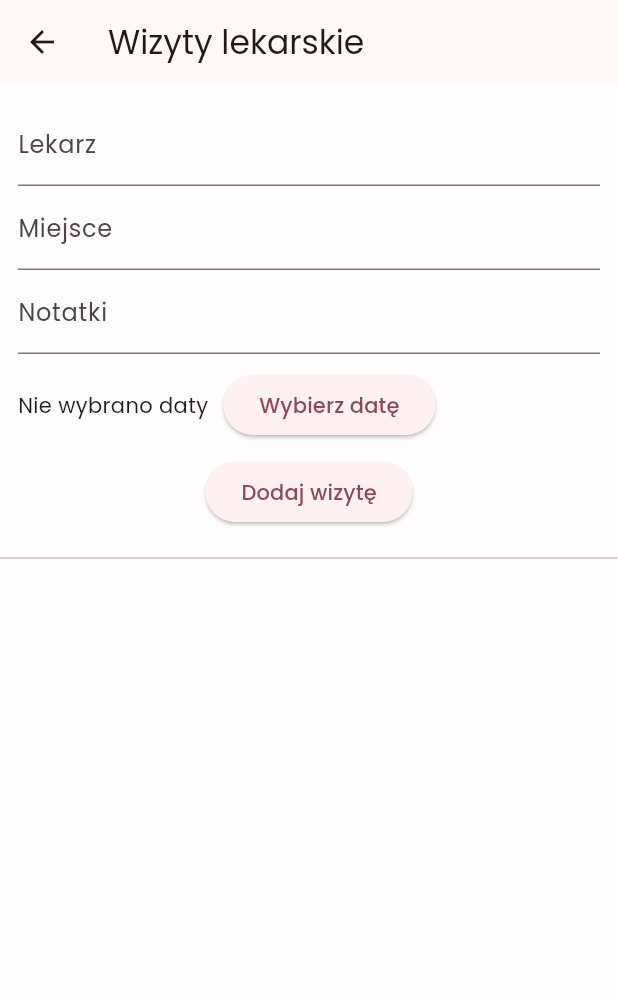
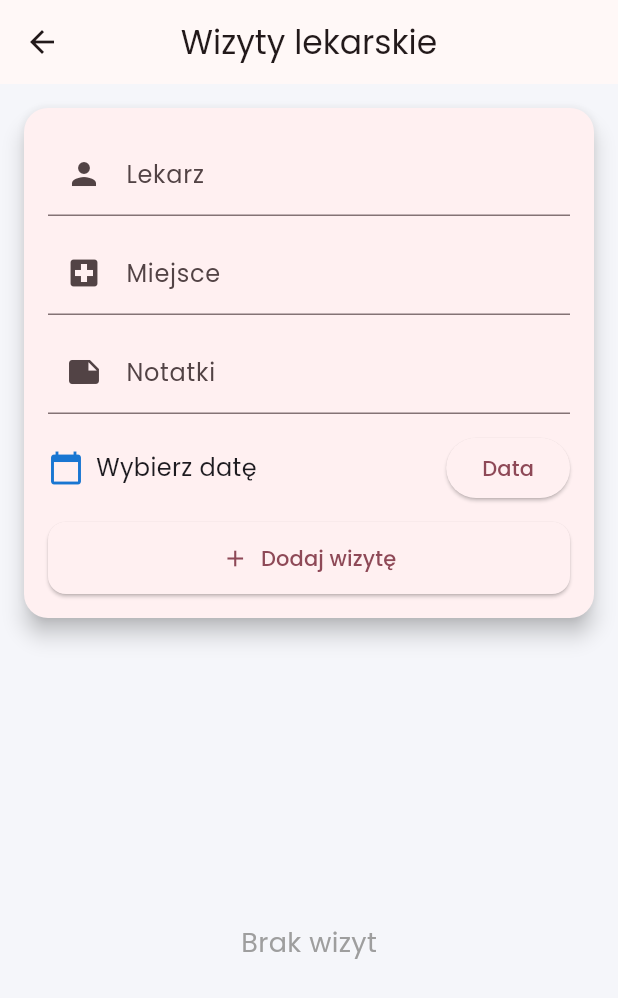
Before and after one commit to Faustymajcher/moj_asystent_zdrowia, a Flutter app: the WizytyPage screen opened directly, after a tap on "Dodaj wizytę", on a phone screen of 412 x 824 dp. Shown: the top 998 px of the screen. Run offline on Flutter 3.47's test engine with Material 3 defaults, Android fonts, the phone set to English and light mode, and no system bars; our stand-ins replace google_fonts, shared_preferences, sqflite; accounts and stored records are empty.

Commit message:
zmiana w wizyty zamiast kalendarza

```diff
--- a/lib/ekrany/wizyty.dart
+++ b/lib/ekrany/wizyty.dart
@@ -14,133 +14,211 @@ class _WizytyPageState extends State<WizytyPage> {
   final miejsceCtrl = TextEditingController();
   final notatkiCtrl = TextEditingController();
 
-  DateTime? wybranaData;
+  DateTime? data;
   List<Wizyta> wizyty = [];
 
   @override
   void initState() {
     super.initState();
-    zaladujWizyty();
+    odswiez();
   }
 
-  Future<void> zaladujWizyty() async {
-    final dane = await BazaDanych.instance.pobierzWizyty();
-    setState(() {
-      wizyty = dane;
-    });
+  Future<void> odswiez() async {
+    final lista = await BazaDanych.instance.pobierzWizyty();
+    setState(() => wizyty = lista);
   }
 
   Future<void> wybierzDate() async {
-    final data = await showDatePicker(
+    final picked = await showDatePicker(
       context: context,
       firstDate: DateTime(2020),
       lastDate: DateTime(2100),
       initialDate: DateTime.now(),
     );
 
-    if (data != null) {
-      setState(() {
-        wybranaData = data;
-      });
+    if (picked != null) {
+      setState(() => data = picked);
     }
   }
 
-  Future<void> dodajWizyte() async {
-    if (wybranaData == null) return;
+  Future<void> dodaj() async {
+    if (data == null || lekarzCtrl.text.isEmpty || miejsceCtrl.text.isEmpty)
+      return;
 
-    final wizyta = Wizyta(
-      data: wybranaData!,
+    final w = Wizyta(
+      data: data!,
       lekarz: lekarzCtrl.text,
       miejsce: miejsceCtrl.text,
       notatki: notatkiCtrl.text,
     );
 
-    await BazaDanych.instance.dodajWizyte(wizyta);
+    await BazaDanych.instance.dodajWizyte(w);
 
     lekarzCtrl.clear();
     miejsceCtrl.clear();
     notatkiCtrl.clear();
-    wybranaData = null;
+    data = null;
 
-    zaladujWizyty();
+    odswiez();
   }
 
   Future<void> usun(int id) async {
     await BazaDanych.instance.usunWizyte(id);
-    zaladujWizyty();
+    odswiez();
   }
 
   @override
   Widget build(BuildContext context) {
     return Scaffold(
-      appBar: AppBar(title: const Text("Wizyty lekarskie")),
+      backgroundColor: const Color(0xFFF5F6FA),
+
+      appBar: AppBar(
+        title: const Text("Wizyty lekarskie"),
+        centerTitle: true,
+        elevation: 0,
+      ),
+
       body: Column(
         children: [
+          // 🟣 FORMULARZ (KARTA)
           Padding(
             padding: const EdgeInsets.all(12),
+            child: Card(
+              elevation: 6,
+              shape: RoundedRectangleBorder(
+                borderRadius: BorderRadius.circular(16),
+              ),
+              child: Padding(
+                padding: const EdgeInsets.all(16),
                 child: Column(
                   children: [
                     TextField(
                       controller: lekarzCtrl,
-                  decoration: const InputDecoration(labelText: "Lekarz"),
+                      decoration: const InputDecoration(
+                        labelText: "Lekarz",
+                        prefixIcon: Icon(Icons.person),
                       ),
+                    ),
+                    const SizedBox(height: 10),
+
                     TextField(
                       controller: miejsceCtrl,
-                  decoration: const InputDecoration(labelText: "Miejsce"),
+                      decoration: const InputDecoration(
+                        labelText: "Miejsce",
+                        prefixIcon: Icon(Icons.local_hospital),
                       ),
+                    ),
+                    const SizedBox(height: 10),
+
                     TextField(
                       controller: notatkiCtrl,
-                  decoration: const InputDecoration(labelText: "Notatki"),
+                      decoration: const InputDecoration(
+                        labelText: "Notatki",
+                        prefixIcon: Icon(Icons.note),
+                      ),
                     ),
 
-                const SizedBox(height: 10),
+                    const SizedBox(height: 12),
 
                     Row(
                       children: [
+                        Icon(Icons.calendar_today, color: Colors.blue.shade700),
+
+                        const SizedBox(width: 8),
+
                         Text(
-                      wybranaData == null
-                          ? "Nie wybrano daty"
-                          : wybranaData!.toString().split(" ")[0],
+                          data == null
+                              ? "Wybierz datę"
+                              : "${data!.year}-${data!.month.toString().padLeft(2, '0')}-${data!.day.toString().padLeft(2, '0')}",
+                          style: const TextStyle(fontSize: 16),
                         ),
-                    const SizedBox(width: 10),
+
+                        const Spacer(),
+
                         ElevatedButton(
                           onPressed: wybierzDate,
-                      child: const Text("Wybierz datę"),
+                          child: const Text("Data"),
                         ),
                       ],
                     ),
 
-                const SizedBox(height: 10),
+                    const SizedBox(height: 12),
 
-                ElevatedButton(
-                  onPressed: dodajWizyte,
-                  child: const Text("Dodaj wizytę"),
+                    SizedBox(
+                      width: double.infinity,
+                      child: ElevatedButton.icon(
+                        onPressed: dodaj,
+                        icon: const Icon(Icons.add),
+                        label: const Text("Dodaj wizytę"),
+                        style: ElevatedButton.styleFrom(
+                          padding: const EdgeInsets.symmetric(vertical: 14),
+                          shape: RoundedRectangleBorder(
+                            borderRadius: BorderRadius.circular(12),
+                          ),
+                        ),
+                      ),
                     ),
                   ],
                 ),
               ),
+            ),
+          ),
 
-          const Divider(),
+          const SizedBox(height: 5),
 
+          // 🔵 LISTA
           Expanded(
-            child: ListView.builder(
+            child: wizyty.isEmpty
+                ? const Center(
+                    child: Text(
+                      "Brak wizyt",
+                      style: TextStyle(fontSize: 18, color: Colors.grey),
+                    ),
+                  )
+                : ListView.builder(
+                    padding: const EdgeInsets.all(12),
                     itemCount: wizyty.length,
                     itemBuilder: (context, index) {
                       final w = wizyty[index];
 
                       return Card(
+                        elevation: 4,
+                        margin: const EdgeInsets.only(bottom: 12),
+                        shape: RoundedRectangleBorder(
+                          borderRadius: BorderRadius.circular(16),
+                        ),
                         child: ListTile(
-                    title: Text(w.lekarz),
-                    subtitle: Text(
+                          contentPadding: const EdgeInsets.all(16),
+
+                          leading: CircleAvatar(
+                            backgroundColor: Colors.blue.shade100,
+                            child: const Icon(
+                              Icons.medical_services,
+                              color: Colors.blue,
+                            ),
+                          ),
+
+                          title: Text(
+                            w.lekarz,
+                            style: const TextStyle(
+                              fontWeight: FontWeight.bold,
+                              fontSize: 16,
+                            ),
+                          ),
+
+                          subtitle: Padding(
+                            padding: const EdgeInsets.only(top: 6),
+                            child: Text(
                               "${w.miejsce}\n${w.data.toString().split(' ')[0]}\n${w.notatki}",
                             ),
+                          ),
+
                           isThreeLine: true,
+
                           trailing: IconButton(
-                      icon: const Icon(Icons.delete),
+                            icon: const Icon(Icons.delete, color: Colors.red),
                             onPressed: () {
-                        if (w.id != null) {
-                          usun(w.id!);
-                        }
+                              if (w.id != null) usun(w.id!);
                             },
                           ),
                         ),
```
Lines whose indentation alone changed are shown as unchanged.
